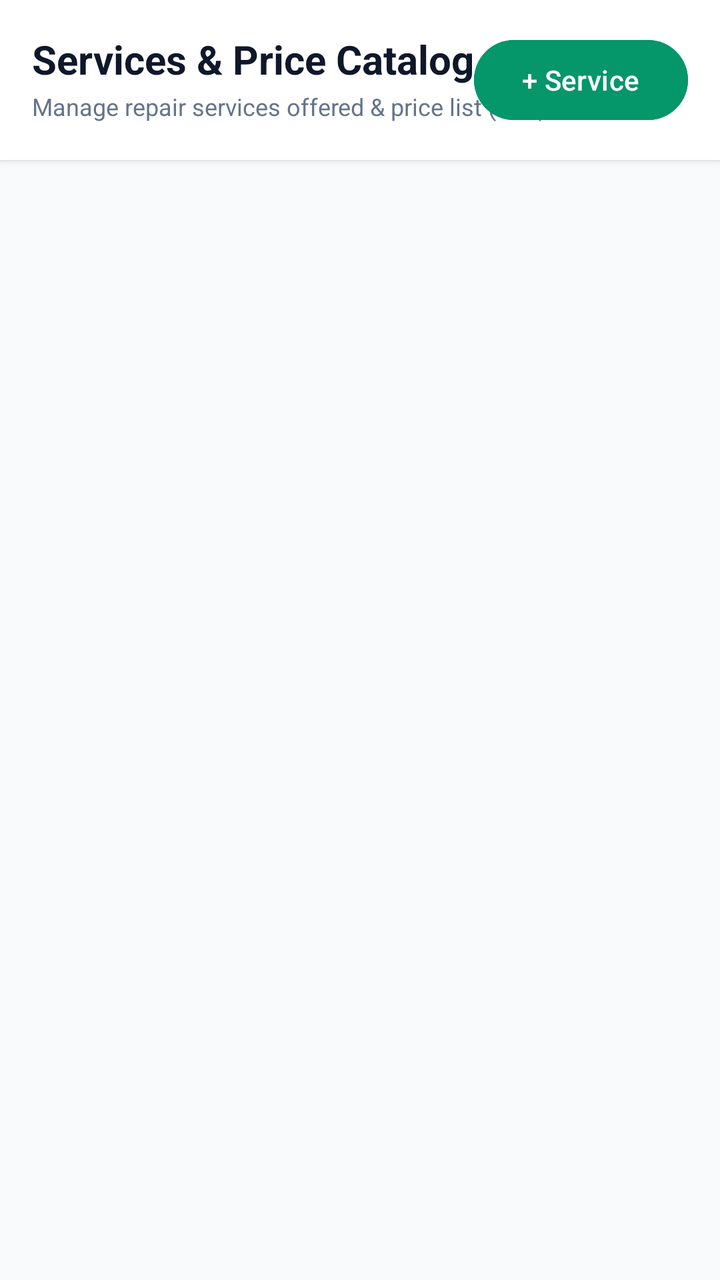
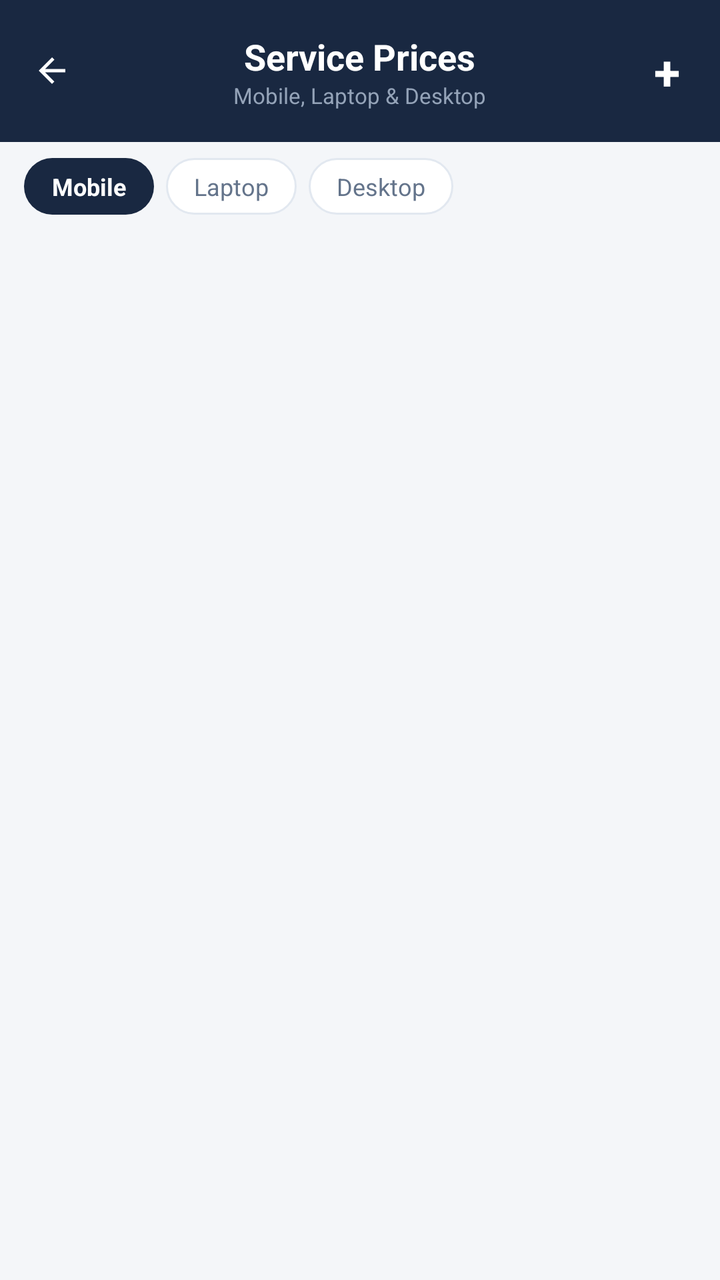

Two renders of the same Android screen: before a commit and after it. Below are the layout's source before the change and the commit's diff.
<!-- AndroidManifest.xml: application theme Theme.TechFix -->
<!-- res/layout/fragment_admin_services.xml -->
<?xml version="1.0" encoding="utf-8"?>
<LinearLayout 
    xmlns:android="http://schemas.android.com/apk/res/android"
    xmlns:app="http://schemas.android.com/apk/res-auto"
    xmlns:tools="http://schemas.android.com/tools"
    android:layout_width="match_parent"
    android:layout_height="match_parent"
    android:orientation="vertical"
    android:background="#F8FAFC">


    <RelativeLayout
        android:layout_width="match_parent"
        android:layout_height="wrap_content"
        android:background="#FFFFFF"
        android:padding="16dp"
        android:elevation="2dp">

        <LinearLayout
            android:layout_width="wrap_content"
            android:layout_height="wrap_content"
            android:orientation="vertical">

            <TextView
                android:layout_width="wrap_content"
                android:layout_height="wrap_content"
                android:text="Services &amp; Price Catalog"
                android:textSize="20sp"
                android:textStyle="bold"
                android:textColor="#0F172A" />

            <TextView
                android:layout_width="wrap_content"
                android:layout_height="wrap_content"
                android:layout_marginTop="2dp"
                android:text="Manage repair services offered &amp; price list (LKR)"
                android:textSize="12sp"
                android:textColor="#64748B" />
        </LinearLayout>

        <com.google.android.material.button.MaterialButton
            android:id="@+id/btnAddService"
            android:layout_width="wrap_content"
            android:layout_height="wrap_content"
            android:layout_alignParentEnd="true"
            android:layout_centerVertical="true"
            android:text="+ Service"
            android:backgroundTint="#059669" />
    </RelativeLayout>

    <androidx.recyclerview.widget.RecyclerView
        android:id="@+id/rvServicesList"
        android:layout_width="match_parent"
        android:layout_height="0dp"
        android:layout_weight="1"
        android:paddingVertical="8dp"
        tools:listitem="@layout/item_service_card" />


</LinearLayout>
<!-- res/layout/item_service_card.xml (included above) -->
<?xml version="1.0" encoding="utf-8"?>
<com.google.android.material.card.MaterialCardView 
    xmlns:android="http://schemas.android.com/apk/res/android"
    xmlns:app="http://schemas.android.com/apk/res-auto"
    android:layout_width="match_parent"
    android:layout_height="wrap_content"
    android:layout_marginHorizontal="12dp"
    android:layout_marginVertical="6dp"
    app:cardCornerRadius="16dp"
    app:cardElevation="2dp"
    app:strokeColor="#E2E8F0"
    app:strokeWidth="1dp"
    app:cardBackgroundColor="#FFFFFF">

    <LinearLayout
        android:layout_width="match_parent"
        android:layout_height="wrap_content"
        android:orientation="vertical"
        android:padding="16dp">

        <RelativeLayout
            android:layout_width="match_parent"
            android:layout_height="wrap_content">

            <TextView
                android:id="@+id/tvServiceTitle"
                android:layout_width="wrap_content"
                android:layout_height="wrap_content"
                android:text="Screen Replacement"
                android:textSize="16sp"
                android:textStyle="bold"
                android:textColor="#0F172A" />

            <TextView
                android:id="@+id/tvCategoryTag"
                android:layout_width="wrap_content"
                android:layout_height="wrap_content"
                android:layout_alignParentEnd="true"
                android:text="Mobile"
                android:textSize="11sp"
                android:textStyle="bold"
                android:textColor="#1E40AF"
                android:background="#DBEAFE"
                android:paddingHorizontal="10dp"
                android:paddingVertical="4dp" />
        </RelativeLayout>

        <TextView
            android:id="@+id/tvServiceDesc"
            android:layout_width="wrap_content"
            android:layout_height="wrap_content"
            android:layout_marginTop="4dp"
            android:text="Full OEM display panel replacement with 6 months warranty."
            android:textSize="13sp"
            android:textColor="#475569" />

        <RelativeLayout
            android:layout_width="match_parent"
            android:layout_height="wrap_content"
            android:layout_marginTop="10dp">

            <TextView
                android:id="@+id/tvEstDuration"
                android:layout_width="wrap_content"
                android:layout_height="wrap_content"
                android:text="Est. Duration: 2 Hours"
                android:textSize="12sp"
                android:textColor="#64748B" />

            <TextView
                android:id="@+id/tvServicePrice"
                android:layout_width="wrap_content"
                android:layout_height="wrap_content"
                android:layout_alignParentEnd="true"
                android:text="Rs. 25,000"
                android:textSize="16sp"
                android:textStyle="bold"
                android:textColor="#16A34A" />
        </RelativeLayout>

    </LinearLayout>

</com.google.android.material.card.MaterialCardView>
<!-- resources referenced by this layout -->
<resources>
  <style name="Theme.TechFix" parent="Base.Theme.TechFix" />
  <style name="Base.Theme.TechFix" parent="Theme.Material3.DayNight.NoActionBar">
          
          
      </style>
</resources>

<!-- the commit's change to res/layout/fragment_admin_services.xml (unified diff, before → after) -->
@@ -6,56 +6,117 @@
     android:layout_width="match_parent"
     android:layout_height="match_parent"
     android:orientation="vertical"
-    android:background="#F8FAFC">
+    android:background="@color/bg_app">
 
-
+    
     <RelativeLayout
         android:layout_width="match_parent"
         android:layout_height="wrap_content"
-        android:background="#FFFFFF"
-        android:padding="16dp"
-        android:elevation="2dp">
+        android:background="@color/navy_header"
+        android:paddingHorizontal="16dp"
+        android:paddingTop="18dp"
+        android:paddingBottom="14dp">
+
+        <ImageView
+            android:id="@+id/btnBack"
+            android:layout_width="20dp"
+            android:layout_height="20dp"
+            android:layout_alignParentStart="true"
+            android:layout_centerVertical="true"
+            android:src="@drawable/ic_arrow_back"
+            app:tint="@color/white" />
 
         <LinearLayout
             android:layout_width="wrap_content"
             android:layout_height="wrap_content"
+            android:layout_centerInParent="true"
+            android:gravity="center"
             android:orientation="vertical">
 
             <TextView
                 android:layout_width="wrap_content"
                 android:layout_height="wrap_content"
-                android:text="Services &amp; Price Catalog"
-                android:textSize="20sp"
+                android:text="Service Prices"
+                android:textSize="18sp"
                 android:textStyle="bold"
-                android:textColor="#0F172A" />
+                android:textColor="@color/white" />
 
             <TextView
+                android:id="@+id/tvServicesSubtitle"
                 android:layout_width="wrap_content"
                 android:layout_height="wrap_content"
-                android:layout_marginTop="2dp"
-                android:text="Manage repair services offered &amp; price list (LKR)"
-                android:textSize="12sp"
-                android:textColor="#64748B" />
+                android:text="Mobile, Laptop &amp; Desktop"
+                android:textSize="11sp"
+                android:textColor="@color/navy_header_sub" />
         </LinearLayout>
 
-        <com.google.android.material.button.MaterialButton
+        <TextView
             android:id="@+id/btnAddService"
             android:layout_width="wrap_content"
             android:layout_height="wrap_content"
             android:layout_alignParentEnd="true"
             android:layout_centerVertical="true"
-            android:text="+ Service"
-            android:backgroundTint="#059669" />
+            android:text="+"
+            android:textSize="24sp"
+            android:textStyle="bold"
+            android:textColor="@color/white"
+            android:paddingHorizontal="4dp" />
     </RelativeLayout>
+
+    
+    <LinearLayout
+        android:layout_width="match_parent"
+        android:layout_height="wrap_content"
+        android:orientation="horizontal"
+        android:paddingHorizontal="12dp"
+        android:paddingTop="8dp"
+        android:paddingBottom="2dp">
+
+        <TextView
+            android:id="@+id/tabMobile"
+            android:layout_width="wrap_content"
+            android:layout_height="wrap_content"
+            android:background="@drawable/bg_chip_active"
+            android:text="Mobile"
+            android:textColor="@color/white"
+            android:textSize="12sp"
+            android:textStyle="bold"
+            android:paddingHorizontal="14dp"
+            android:paddingVertical="6dp"
+            android:layout_marginEnd="6dp" />
+
+        <TextView
+            android:id="@+id/tabLaptop"
+            android:layout_width="wrap_content"
+            android:layout_height="wrap_content"
+            android:background="@drawable/bg_chip_inactive"
+            android:text="Laptop"
+            android:textColor="@color/text_secondary"
+            android:textSize="12sp"
+            android:paddingHorizontal="14dp"
+            android:paddingVertical="6dp"
+            android:layout_marginEnd="6dp" />
+
+        <TextView
+            android:id="@+id/tabDesktop"
+            android:layout_width="wrap_content"
+            android:layout_height="wrap_content"
+            android:background="@drawable/bg_chip_inactive"
+            android:text="Desktop"
+            android:textColor="@color/text_secondary"
+            android:textSize="12sp"
+            android:paddingHorizontal="14dp"
+            android:paddingVertical="6dp" />
+    </LinearLayout>
 
     <androidx.recyclerview.widget.RecyclerView
         android:id="@+id/rvServicesList"
         android:layout_width="match_parent"
         android:layout_height="0dp"
         android:layout_weight="1"
-        android:paddingVertical="8dp"
+        android:paddingVertical="4dp"
+        android:clipToPadding="false"
         tools:listitem="@layout/item_service_card" />
-
 
 </LinearLayout>
 <!-- res/layout/item_service_card.xml (included above) -->
@@ -66,79 +127,73 @@
     android:layout_width="match_parent"
     android:layout_height="wrap_content"
     android:layout_marginHorizontal="12dp"
-    android:layout_marginVertical="6dp"
-    app:cardCornerRadius="16dp"
-    app:cardElevation="2dp"
-    app:strokeColor="#E2E8F0"
+    android:layout_marginVertical="4dp"
+    app:cardCornerRadius="12dp"
+    app:cardElevation="1dp"
+    app:strokeColor="@color/divider_color"
     app:strokeWidth="1dp"
-    app:cardBackgroundColor="#FFFFFF">
+    app:cardBackgroundColor="@color/card_bg">
 
-    <LinearLayout
+    <RelativeLayout
         android:layout_width="match_parent"
         android:layout_height="wrap_content"
-        android:orientation="vertical"
-        android:padding="16dp">
+        android:paddingHorizontal="12dp"
+        android:paddingVertical="10dp">
 
-        <RelativeLayout
-            android:layout_width="match_parent"
-            android:layout_height="wrap_content">
+        <LinearLayout
+            android:layout_width="wrap_content"
+            android:layout_height="wrap_content"
+            android:layout_alignParentStart="true"
+            android:layout_toStartOf="@id/tvCategoryTag"
+            android:layout_marginEnd="4dp"
+            android:orientation="vertical">
 
             <TextView
                 android:id="@+id/tvServiceTitle"
                 android:layout_width="wrap_content"
                 android:layout_height="wrap_content"
                 android:text="Screen Replacement"
-                android:textSize="16sp"
+                android:textSize="14sp"
                 android:textStyle="bold"
-                android:textColor="#0F172A" />
+                android:textColor="@color/navy_header" />
 
-            <TextView
-                android:id="@+id/tvCategoryTag"
+            <LinearLayout
                 android:layout_width="wrap_content"
                 android:layout_height="wrap_content"
-                android:layout_alignParentEnd="true"
-                android:text="Mobile"
-                android:textSize="11sp"
-                android:textStyle="bold"
-                android:textColor="#1E40AF"
-                android:background="#DBEAFE"
-                android:paddingHorizontal="10dp"
-                android:paddingVertical="4dp" />
-        </RelativeLayout>
+                android:orientation="horizontal">
+
+                <TextView
+                    android:id="@+id/tvServicePrice"
+                    android:layout_width="wrap_content"
+                    android:layout_height="wrap_content"
+                    android:text="Rs. 8,500"
+                    android:textSize="12sp"
+                    android:textColor="@color/text_secondary" />
+
+                <TextView
+                    android:id="@+id/tvEstDuration"
+                    android:layout_width="wrap_content"
+                    android:layout_height="wrap_content"
+                    android:text=" · 32 min avg."
+                    android:textSize="12sp"
+                    android:textColor="@color/text_secondary" />
+            </LinearLayout>
+
+            <TextView android:id="@+id/tvServiceDesc" android:layout_width="wrap_content" android:layout_height="wrap_content" android:visibility="gone" />
+        </LinearLayout>
 
         <TextView
-            android:id="@+id/tvServiceDesc"
+            android:id="@+id/tvCategoryTag"
             android:layout_width="wrap_content"
             android:layout_height="wrap_content"
-            android:layout_marginTop="4dp"
-            android:text="Full OEM display panel replacement with 6 months warranty."
-            android:textSize="13sp"
-            android:textColor="#475569" />
-
-        <RelativeLayout
-            android:layout_width="match_parent"
-            android:layout_height="wrap_content"
-            android:layout_marginTop="10dp">
-
-            <TextView
-                android:id="@+id/tvEstDuration"
-                android:layout_width="wrap_content"
-                android:layout_height="wrap_content"
-                android:text="Est. Duration: 2 Hours"
-                android:textSize="12sp"
-                android:textColor="#64748B" />
-
-            <TextView
-                android:id="@+id/tvServicePrice"
-                android:layout_width="wrap_content"
-                android:layout_height="wrap_content"
-                android:layout_alignParentEnd="true"
-                android:text="Rs. 25,000"
-                android:textSize="16sp"
-                android:textStyle="bold"
-                android:textColor="#16A34A" />
-        </RelativeLayout>
-
-    </LinearLayout>
+            android:layout_alignParentEnd="true"
+            android:layout_centerVertical="true"
+            android:text="Edit"
+            android:textSize="12sp"
+            android:textStyle="bold"
+            android:textColor="@color/badge_blue_text"
+            android:paddingHorizontal="6dp"
+            android:paddingVertical="2dp" />
+    </RelativeLayout>
 
 </com.google.android.material.card.MaterialCardView>
<!-- resource entries referenced after the edit -->
@@ -1,9 +1,48 @@
 <!-- resources referenced by this layout -->
 <resources>
+  <color name="badge_blue_text">#0284C7</color>
+  <color name="bg_app">#F4F6F9</color>
+  <color name="card_bg">#FFFFFF</color>
+  <color name="divider_color">#E2E8F0</color>
+  <color name="navy_header">#192841</color>
+  <color name="navy_header_sub">#94A3B8</color>
+  <color name="text_secondary">#64748B</color>
+  <color name="white">#FFFFFFFF</color>
+  <!-- drawable bg_chip_active (drawable) -->
+  <?xml version="1.0" encoding="utf-8"?>
+  <shape xmlns:android="http://schemas.android.com/apk/res/android"
+      android:shape="rectangle">
+      <solid android:color="@color/navy_header" />
+      <corners android:radius="20dp" />
+  </shape>
+  <!-- drawable bg_chip_inactive (drawable) -->
+  <?xml version="1.0" encoding="utf-8"?>
+  <shape xmlns:android="http://schemas.android.com/apk/res/android"
+      android:shape="rectangle">
+      <solid android:color="@color/card_bg" />
+      <corners android:radius="20dp" />
+      <stroke android:width="1dp" android:color="@color/divider_color" />
+  </shape>
+  <!-- drawable ic_arrow_back (drawable) -->
+  <vector xmlns:android="http://schemas.android.com/apk/res/android"
+      android:width="24dp"
+      android:height="24dp"
+      android:viewportWidth="24"
+      android:viewportHeight="24">
+    <path
+        android:fillColor="#FFFFFF"
+        android:pathData="M20,11H7.83l5.59,-5.59L12,4l-8,8 8,8 1.41,-1.41L7.83,13H20v-2z"/>
+  </vector>
   <style name="Theme.TechFix" parent="Base.Theme.TechFix" />
   <style name="Base.Theme.TechFix" parent="Theme.Material3.DayNight.NoActionBar">
           
-          
+          <item name="colorPrimary">@color/accent_amber</item>
+          <item name="colorOnPrimary">@color/white</item>
+          <item name="colorPrimaryContainer">@color/navy_header</item>
+          <item name="colorOnPrimaryContainer">@color/white</item>
+          <item name="android:windowBackground">@color/bg_app</item>
+          <item name="android:statusBarColor">@color/navy_header</item>
       </style>
+  <color name="accent_amber">#F59E0B</color>
 </resources>
 
